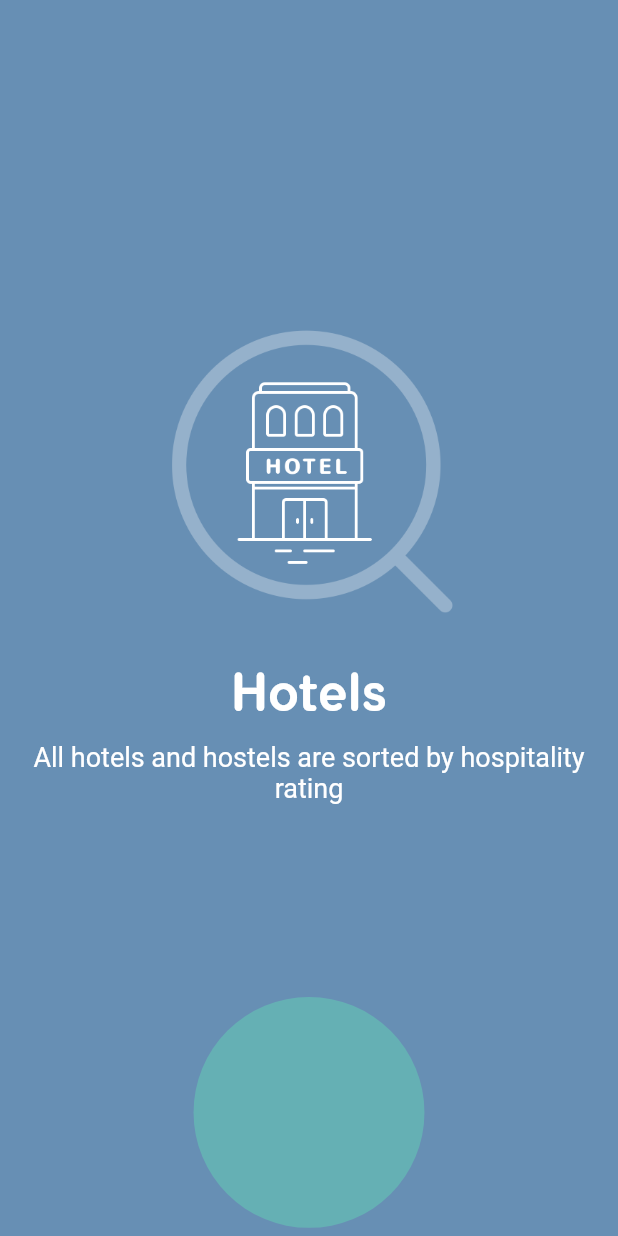
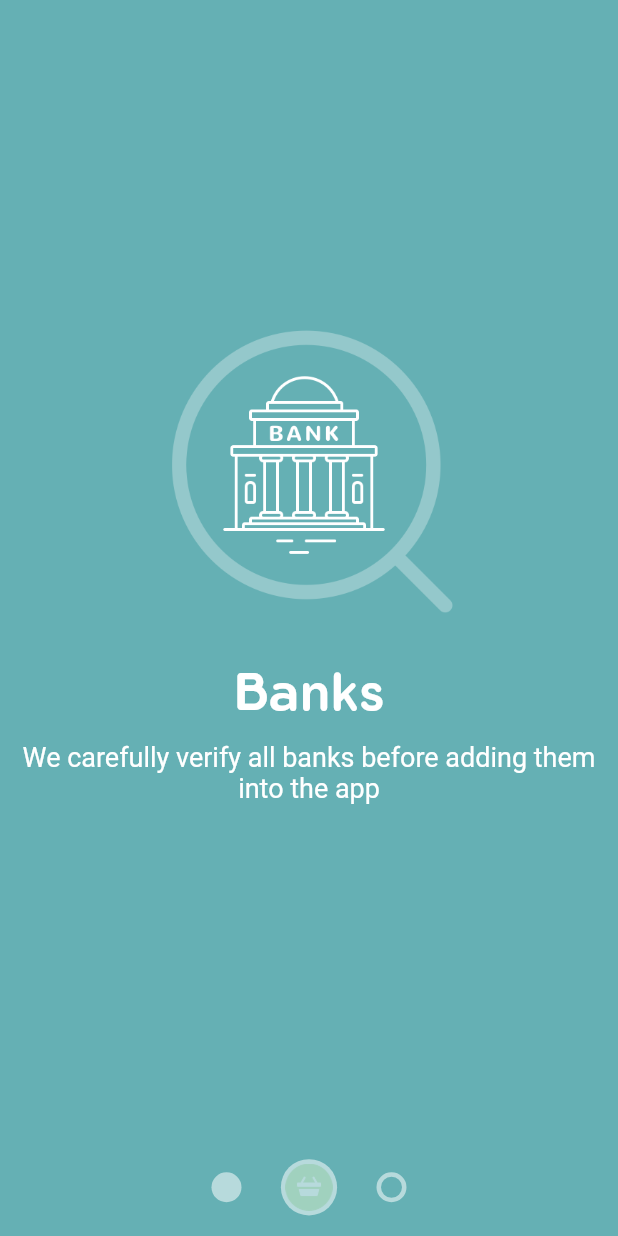
Before and after one commit to ChrisTowles/flutter_material_page_reveal, a Flutter app: the screen it shows after launch, on a phone screen of 412 x 824 dp. Run offline on Flutter 3.47's test engine with Material 2 defaults, Android fonts, the phone set to English and light mode, and no system bars.

Commit message:
pager indicator added

```diff
--- a/lib/main.dart
+++ b/lib/main.dart
@@ -1,5 +1,6 @@
 import 'package:flutter/material.dart';
 import 'package:flutter_chanllenge_material_page_reveal/page_reveal.dart';
+import 'package:flutter_chanllenge_material_page_reveal/pager_indicator.dart';
 import 'package:flutter_chanllenge_material_page_reveal/pages.dart';
 
 void main() => runApp(new MyApp());
@@ -73,16 +74,16 @@ class _MyHomePageState extends State<MyHomePage> {
         children: [
           Page(
             viewModel: pages[0],
-            percentVisible: 1.0
-            ,
+            percentVisible: 1.0,
           ),
-            PageReveal(
-              revealPercent: .10,
-                          child: Page(
+          PageReveal(
+            revealPercent: 1.0,
+            child: Page(
               viewModel: pages[1],
               percentVisible: 1.0,
+            ),
           ),
-            ),
+        PagerIndicator(),
         ],
       ),
     );
--- /dev/null
+++ b/lib/pager_indicator.dart
@@ -0,0 +1,104 @@
+import 'dart:ui';
+
+import 'package:flutter/material.dart';
+import 'package:flutter_chanllenge_material_page_reveal/pages.dart';
+
+class PagerIndicator extends StatelessWidget {
+
+final PagerIndicatorViewModel viewModel;
+
+  const PagerIndicator({Key key, this.viewModel}) : super(key: key);
+
+
+  @override
+  Widget build(BuildContext context) {
+    return   Column(
+            children: [
+              new Expanded(child: Container()),
+              Row(
+                mainAxisAlignment: MainAxisAlignment.center,
+                children: <Widget>[
+                              PageBubble(viewModel: PageBubbleViewModel('assets/banks.png', Colors.green,  false, 0.0),),
+                              PageBubble(viewModel: PageBubbleViewModel('assets/shopping_cart.png', Colors.green,  false, 0.7),),
+                              PageBubble(viewModel: PageBubbleViewModel('assets/shopping_cart.png', Colors.green,  true, 0.0),),
+                ],
+              )
+            ],
+          );
+  }
+}
+
+
+class PageBubble  extends StatelessWidget {
+final PageBubbleViewModel viewModel;
+
+  const PageBubble({Key key, this.viewModel}) : super(key: key);
+ @override
+  Widget build(BuildContext context) {
+    return new Container(
+      width: 55.0,
+      height: 65.0,
+      child: new Center(
+        child: new Container (
+          width: lerpDouble(20.0, 45.0, viewModel.activePercent),
+          height: lerpDouble(20.0, 45.0, viewModel.activePercent),
+          decoration: new BoxDecoration(
+            shape: BoxShape.circle,
+            color: viewModel.isHollow
+                ? const Color(0x88FFFFFF).withAlpha((0x88 * viewModel.activePercent).round())
+                : const Color(0x88FFFFFF),
+            border: new Border.all(
+              color: viewModel.isHollow
+                  ? const Color(0x88FFFFFF).withAlpha((0x88 * (1.0 - viewModel.activePercent)).round())
+                  : Colors.transparent,
+              width: 3.0,
+            ),
+          ),
+          child: new Opacity(
+            opacity: viewModel.activePercent,
+            child: new Image.asset(
+              viewModel.iconAssetPath,
+              color: viewModel.color,
+            ),
+          ),
+        ),
+      ),
+    );
+  }
+}
+
+enum SlideDirection {
+  leftToRight,
+  rightToLeft,
+  none,
+}
+
+
+class PagerIndicatorViewModel {
+  final List<PageViewModel> pages;
+  final int activeIndex;
+  final SlideDirection slideDirection;
+  final double slidePercent;
+
+  PagerIndicatorViewModel(
+    this.pages,
+    this.activeIndex,
+    this.slideDirection,
+    this.slidePercent,
+  );
+}
+
+
+class PageBubbleViewModel {
+  final String iconAssetPath;
+  final Color color;
+  final bool isHollow;
+  final double activePercent;
+
+  PageBubbleViewModel(
+    this.iconAssetPath,
+    this.color,
+    this.isHollow,
+    this.activePercent,
+  );
+}
```
